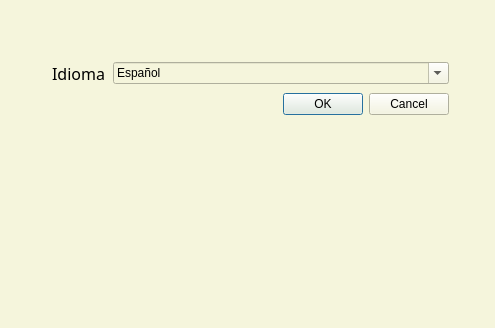
Before: the Qt Designer form app/view/SettingsDialog.ui in keinyhm/AppMultiventana, drawn with Qt 5.
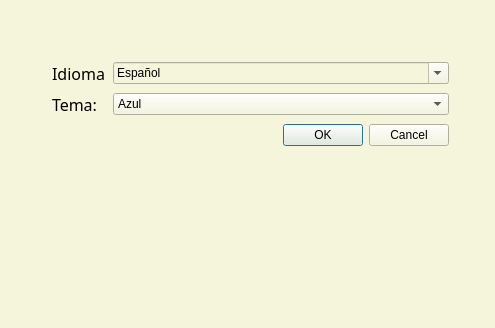
After: the same form once the commit is applied.

```diff
--- a/app/view/SettingsDialog.ui
+++ b/app/view/SettingsDialog.ui
@@ -104,7 +104,7 @@
       </item>
      </widget>
     </item>
-    <item row="1" column="0" colspan="2">
+    <item row="2" column="0" colspan="2">
      <widget class="QDialogButtonBox" name="buttonBox">
       <property name="styleSheet">
        <string notr="true">color:black;</string>
@@ -114,6 +114,39 @@
       </property>
      </widget>
     </item>
+    <item row="1" column="0">
+     <widget class="QLabel" name="lblTema">
+      <property name="font">
+       <font>
+        <family>Dubai</family>
+        <pointsize>12</pointsize>
+       </font>
+      </property>
+      <property name="styleSheet">
+       <string notr="true">color: black</string>
+      </property>
+      <property name="text">
+       <string>Tema: </string>
+      </property>
+     </widget>
+    </item>
+    <item row="1" column="1">
+     <widget class="QComboBox" name="cbTema">
+      <property name="styleSheet">
+       <string notr="true">color: black</string>
+      </property>
+      <item>
+       <property name="text">
+        <string>Azul</string>
+       </property>
+      </item>
+      <item>
+       <property name="text">
+        <string>Amarillo</string>
+       </property>
+      </item>
+     </widget>
+    </item>
    </layout>
   </widget>
  </widget>
```
